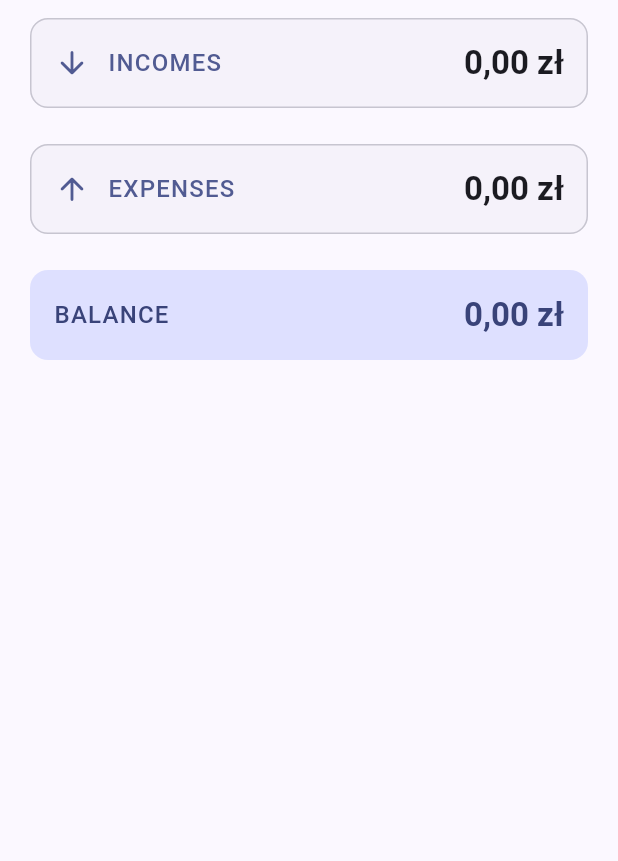
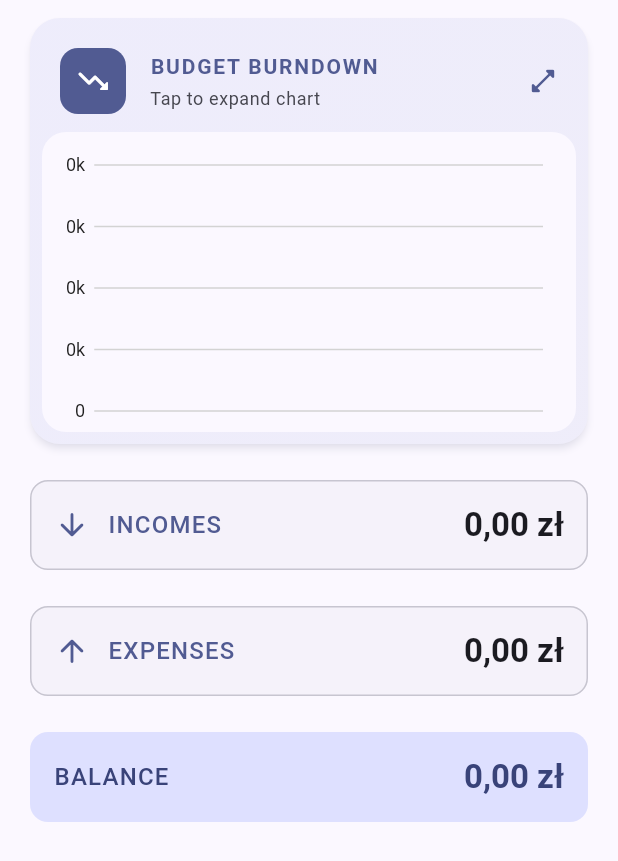
Before and after one commit to Adrian94F/BudgetManager-Mobile, a Flutter app: the SummaryScreen widget shown alone on an empty page, opened directly with empty values, on a phone screen of 412 x 824 dp. Shown: the top 861 px of the screen. Run offline on Flutter 3.47's test engine with Material 3 defaults, Android fonts, the phone set to English and light mode, and no system bars; our stand-ins replace community_charts_flutter, flutter_secure_storage, flutter_slidable, jiffy; missing offline and left inert: material_table_view; accounts and stored records are empty; generated files the repository leaves out were written again; network calls fail.

Commit message:
Updated summary.dart

```diff
--- /dev/null
+++ b/lib/views/chart_view.dart
@@ -0,0 +1,34 @@
+import 'package:flutter/material.dart';
+import '../views/widgets/month_burndown_chart.dart';
+
+class ChartViewScreen extends StatelessWidget {
+  final Map<String, dynamic> data;
+
+  const ChartViewScreen({Key? key, required this.data}) : super(key: key);
+
+  @override
+  Widget build(BuildContext context) {
+    final startDate = DateTime.parse(data['month']['start_date']);
+    final endDate = DateTime.parse(data['month']['end_date']);
+    final incomes = data['incomes'] as List<dynamic>;
+    final expenses = data['expenses'] as List<dynamic>;
+
+    return Scaffold(
+      appBar: AppBar(
+        title: const Text('Budget Burndown Chart'),
+        elevation: 0,
+      ),
+      body: SafeArea(
+        child: Padding(
+          padding: const EdgeInsets.all(16.0),
+          child: SimpleBurndownChart(
+            incomes: incomes,
+            expenses: expenses,
+            startDate: startDate,
+            endDate: endDate,
+          ),
+        ),
+      ),
+    );
+  }
+}
--- a/lib/views/summary.dart
+++ b/lib/views/summary.dart
@@ -1,6 +1,8 @@
 import 'package:flutter/material.dart';import 'package:intl/intl.dart';
 import '../tools/formatters.dart';
 import 'package:flutter_gen/gen_l10n/app_localizations.dart';
+import '../views/widgets/month_burndown_chart.dart';
+import '../views/chart_view.dart';
 
 class Summary {
   final Map<String, dynamic> data;
@@ -83,6 +85,8 @@ class _SummaryScreenState extends State<SummaryScreen> {
     return ListView(
       padding: const EdgeInsets.symmetric(horizontal: 16.0, vertical: 8.0),
       children: [
+        _buildBurndownChartCard(context),
+        const SizedBox(height: 16),
         _buildIncomeCard(
             context,
             summary.salarySum,
@@ -163,6 +167,116 @@ class _SummaryScreenState extends State<SummaryScreen> {
       amount: amount,
       isOutlined: true,
       children: children,
+    );
+  }
+
+  Widget _buildBurndownChartCard(BuildContext context) {
+    final colorScheme = Theme.of(context).colorScheme;
+    final startDate = DateTime.parse(widget.data['month']['start_date']);
+    final endDate = DateTime.parse(widget.data['month']['end_date']);
+    final incomes = widget.data['incomes'] as List<dynamic>;
+    final expenses = widget.data['expenses'] as List<dynamic>;
+
+    return Card(
+      elevation: 2,
+      shadowColor: colorScheme.primary.withOpacity(0.2),
+      shape: RoundedRectangleBorder(
+        borderRadius: BorderRadius.circular(20),
+      ),
+      clipBehavior: Clip.antiAlias,
+      child: InkWell(
+        onTap: () {
+          Navigator.push(
+            context,
+            MaterialPageRoute(
+              builder: (context) => ChartViewScreen(data: widget.data),
+            ),
+          );
+        },
+        child: Container(
+          decoration: BoxDecoration(
+            gradient: LinearGradient(
+              begin: Alignment.topLeft,
+              end: Alignment.bottomRight,
+              colors: [
+                colorScheme.primaryContainer.withOpacity(0.3),
+                colorScheme.secondaryContainer.withOpacity(0.3),
+              ],
+            ),
+          ),
+          child: Column(
+            crossAxisAlignment: CrossAxisAlignment.start,
+            children: [
+              Padding(
+                padding: const EdgeInsets.fromLTRB(20, 20, 20, 12),
+                child: Row(
+                  children: [
+                    Container(
+                      padding: const EdgeInsets.all(10),
+                      decoration: BoxDecoration(
+                        color: colorScheme.primary,
+                        borderRadius: BorderRadius.circular(12),
+                      ),
+                      child: Icon(
+                        Icons.trending_down_rounded,
+                        color: colorScheme.onPrimary,
+                        size: 24,
+                      ),
+                    ),
+                    const SizedBox(width: 16),
+                    Expanded(
+                      child: Column(
+                        crossAxisAlignment: CrossAxisAlignment.start,
+                        children: [
+                          Text(
+                            'BUDGET BURNDOWN',
+                            style: Theme.of(context).textTheme.titleSmall?.copyWith(
+                              color: colorScheme.primary,
+                              fontWeight: FontWeight.bold,
+                              letterSpacing: 1.2,
+                            ),
+                          ),
+                          const SizedBox(height: 4),
+                          Text(
+                            'Tap to expand chart',
+                            style: Theme.of(context).textTheme.bodySmall?.copyWith(
+                              color: colorScheme.onSurfaceVariant,
+                            ),
+                          ),
+                        ],
+                      ),
+                    ),
+                    Icon(
+                      Icons.open_in_full_rounded,
+                      color: colorScheme.primary,
+                      size: 20,
+                    ),
+                  ],
+                ),
+              ),
+              Padding(
+                padding: const EdgeInsets.fromLTRB(8, 0, 8, 8),
+                child: Container(
+                  height: 200,
+                  decoration: BoxDecoration(
+                    color: colorScheme.surface,
+                    borderRadius: BorderRadius.circular(16),
+                  ),
+                  child: Padding(
+                    padding: const EdgeInsets.all(8.0),
+                    child: SimpleBurndownChart(
+                      incomes: incomes,
+                      expenses: expenses,
+                      startDate: startDate,
+                      endDate: endDate,
+                    ),
+                  ),
+                ),
+              ),
+            ],
+          ),
+        ),
+      ),
     );
   }
 
```
